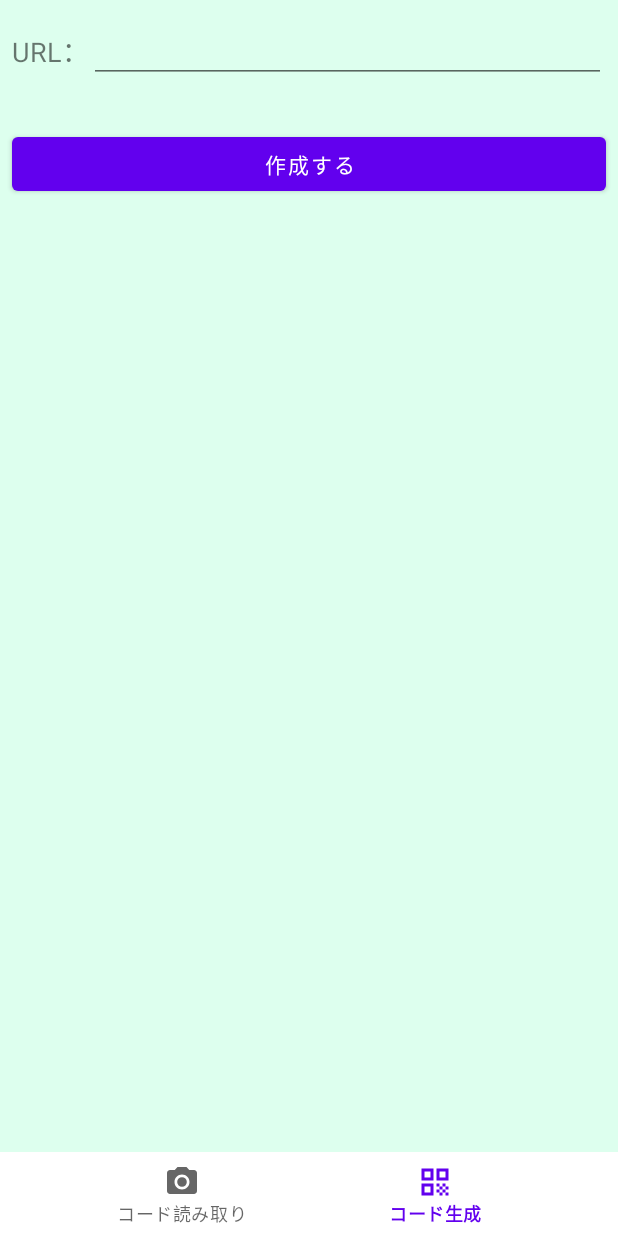
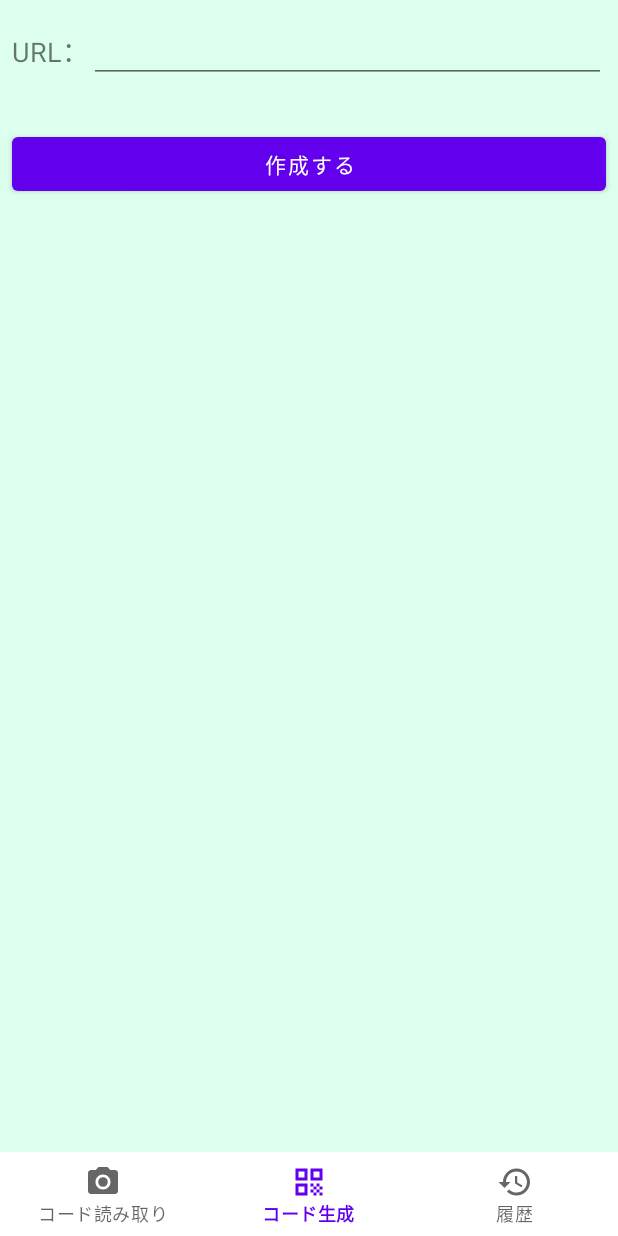
Before and after one commit to daiki0508/QRCodeReader, an Android app: the screen it shows after launch (MainActivity), item 2 of the bottom bar chosen, on a phone screen of 412 x 824 dp. Run offline under Robolectric (Android 15) with nearby library versions, the phone set to English and light mode, and no system bars; libraries missing offline, so code that uses them is left out: com.journeyapps.barcodescanner; 4 statements that could not run were skipped.

Commit message:
Added History Fragment and layout. Along with that, transition processing to History Fragment is implemented in Bottom Navigation.

```diff
--- a/app/src/main/java/com/websarva/wings/android/qrcodereader/ui/fragment/afterscan/AfterScanFragment.kt
+++ b/app/src/main/java/com/websarva/wings/android/qrcodereader/ui/fragment/afterscan/AfterScanFragment.kt
@@ -1,18 +1,15 @@
 package com.websarva.wings.android.qrcodereader.ui.fragment.afterscan
 
-import android.content.pm.ActivityInfo
-import android.net.Uri
 import android.os.Bundle
 import android.util.Log
 import android.view.LayoutInflater
 import android.view.View
 import android.view.ViewGroup
 import androidx.fragment.app.Fragment
-import androidx.fragment.app.FragmentActivity
 import androidx.recyclerview.widget.DividerItemDecoration
 import androidx.recyclerview.widget.LinearLayoutManager
 import com.websarva.wings.android.qrcodereader.databinding.FragmentAfterscanBinding
-import com.websarva.wings.android.qrcodereader.ui.afterscan.recyclerview.RecyclerViewAdapter
+import com.websarva.wings.android.qrcodereader.ui.recyclerview.afterscan.RecyclerViewAdapter
 import com.websarva.wings.android.qrcodereader.viewmodel.AfterScanViewModel
 import com.websarva.wings.android.qrcodereader.viewmodel.MainViewModel
 import org.koin.androidx.viewmodel.ext.android.sharedViewModel
--- a/app/src/main/java/com/websarva/wings/android/qrcodereader/ui/fragment/bottomnav/BottomNavFragment.kt
+++ b/app/src/main/java/com/websarva/wings/android/qrcodereader/ui/fragment/bottomnav/BottomNavFragment.kt
@@ -8,6 +8,7 @@ import androidx.fragment.app.Fragment
 import com.websarva.wings.android.qrcodereader.R
 import com.websarva.wings.android.qrcodereader.databinding.FragmentBottomnavBinding
 import com.websarva.wings.android.qrcodereader.ui.fragment.create.CreateFragment
+import com.websarva.wings.android.qrcodereader.ui.fragment.history.HistoryFragment
 import com.websarva.wings.android.qrcodereader.ui.fragment.scan.ScanFragment
 import com.websarva.wings.android.qrcodereader.viewmodel.MainViewModel
 import com.websarva.wings.android.qrcodereader.viewmodel.ScanViewModel
@@ -32,23 +33,25 @@ class BottomNavFragment: Fragment() {
     override fun onViewCreated(view: View, savedInstanceState: Bundle?) {
         super.onViewCreated(view, savedInstanceState)
 
+        activity?.let {
+            val fragmentManager = it.supportFragmentManager
             binding.bottomNav.setOnItemSelectedListener { item ->
                 when(item.itemId){
                     R.id.scan -> {
                         if (viewModel.state().value != 0){
-                        activity?.let {
-                            val fragmentManager = it.supportFragmentManager
                             fragmentManager.beginTransaction().replace(R.id.container, ScanFragment()).commit()
-                        }
                         }
                         true
                     }
                     R.id.create -> {
                         if (viewModel.state().value != 2){
-                        activity?.let {
-                            val fragmentManager = it.supportFragmentManager
                             fragmentManager.beginTransaction().replace(R.id.container, CreateFragment()).commit()
                         }
+                        true
+                    }
+                    R.id.history ->{
+                        if (viewModel.state().value != 3){
+                            fragmentManager.beginTransaction().replace(R.id.container, HistoryFragment()).commit()
                         }
                         true
                     }
@@ -57,3 +60,4 @@ class BottomNavFragment: Fragment() {
             }
         }
     }
+}
--- a/app/src/main/java/com/websarva/wings/android/qrcodereader/ui/afterscan/recyclerview/RecyclerViewAdapter.kt
+++ b/app/src/main/java/com/websarva/wings/android/qrcodereader/ui/recyclerview/afterscan/RecyclerViewAdapter.kt
@@ -1,4 +1,4 @@
-package com.websarva.wings.android.qrcodereader.ui.afterscan.recyclerview
+package com.websarva.wings.android.qrcodereader.ui.recyclerview.afterscan
 
 import android.app.Activity
 import android.content.*
--- a/app/src/main/java/com/websarva/wings/android/qrcodereader/ui/afterscan/recyclerview/RecyclerViewHolder.kt
+++ b/app/src/main/java/com/websarva/wings/android/qrcodereader/ui/recyclerview/afterscan/RecyclerViewHolder.kt
@@ -1,4 +1,4 @@
-package com.websarva.wings.android.qrcodereader.ui.afterscan.recyclerview
+package com.websarva.wings.android.qrcodereader.ui.recyclerview.afterscan
 
 import android.view.View
 import android.widget.ImageView
--- /dev/null
+++ b/app/src/main/res/drawable/ic_baseline_history_24.xml
@@ -0,0 +1,10 @@
+<vector xmlns:android="http://schemas.android.com/apk/res/android"
+    android:width="24dp"
+    android:height="24dp"
+    android:viewportWidth="24"
+    android:viewportHeight="24"
+    android:tint="?attr/colorControlNormal">
+  <path
+      android:fillColor="@android:color/white"
+      android:pathData="M13,3c-4.97,0 -9,4.03 -9,9L1,12l3.89,3.89 0.07,0.14L9,12L6,12c0,-3.87 3.13,-7 7,-7s7,3.13 7,7 -3.13,7 -7,7c-1.93,0 -3.68,-0.79 -4.94,-2.06l-1.42,1.42C8.27,19.99 10.51,21 13,21c4.97,0 9,-4.03 9,-9s-4.03,-9 -9,-9zM12,8v5l4.28,2.54 0.72,-1.21 -3.5,-2.08L13.5,8L12,8z"/>
+</vector>
--- a/app/src/main/res/menu/nav_menu.xml
+++ b/app/src/main/res/menu/nav_menu.xml
@@ -11,4 +11,10 @@
         android:title="コード生成"
         android:icon="@drawable/ic_baseline_qr_code_24"
         app:showAsAction="ifRoom" />
+
+    <item
+        android:id="@+id/history"
+        android:title="履歴"
+        android:icon="@drawable/ic_baseline_history_24"
+        app:showAsAction="ifRoom" />
 </menu>
```
Also changed, not shown: app/src/main/java/com/websarva/wings/android/qrcodereader/ui/fragment/history/HistoryFragment.kt (added, +40 -0 lines), app/src/main/res/layout/fragment_history.xml (added, +8 -0 lines). Lines whose indentation alone changed are shown as unchanged.
